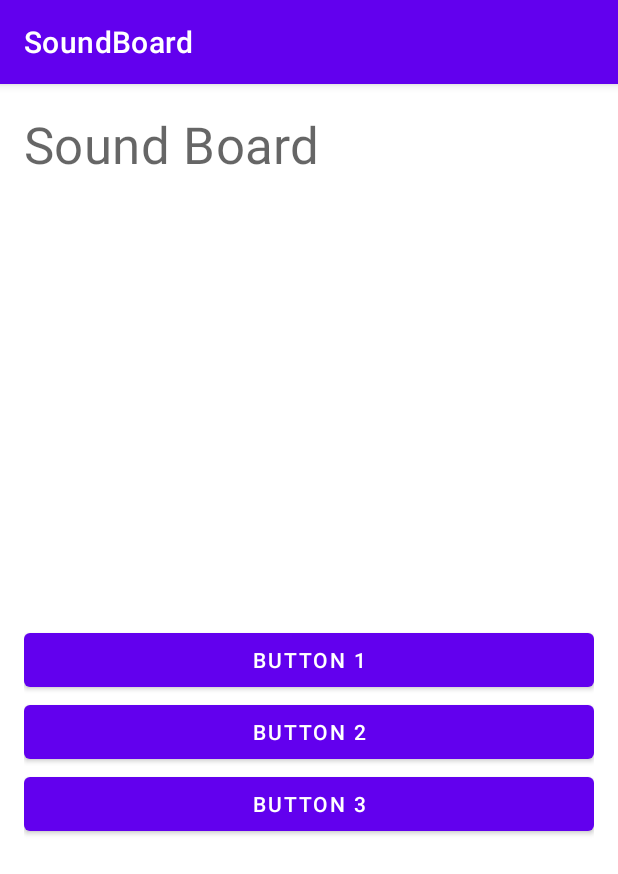
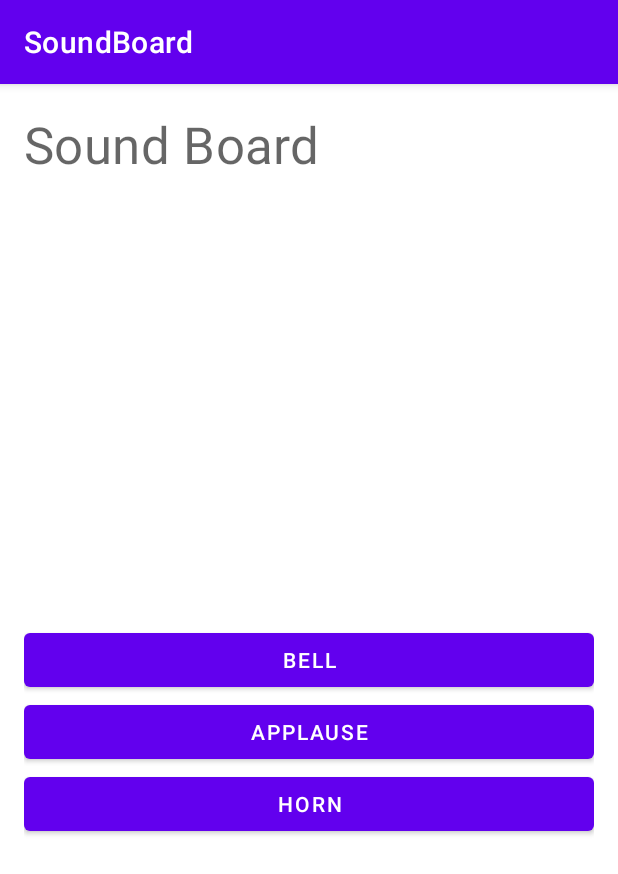
Before and after one commit to EFernandez19/SoundBoard, an Android app: the screen it shows after launch (MainActivity), on a phone screen of 412 x 824 dp. Shown: the top 874 px of the screen. Run offline under Robolectric (Android 15) with nearby library versions, the phone set to English and light mode, and no system bars.

Commit message:
Updated test on buttons

```diff
--- a/app/src/main/res/layout/activity_main.xml
+++ b/app/src/main/res/layout/activity_main.xml
@@ -20,7 +20,7 @@
         android:id="@+id/button_sound1"
         android:layout_width="0dp"
         android:layout_height="wrap_content"
-        android:text="@string/button_1"
+        android:text="@string/bell"
         android:gravity="center"
         app:layout_constraintTop_toTopOf="parent"
         app:layout_constraintBottom_toBottomOf="parent"
@@ -31,7 +31,7 @@
         android:id="@+id/button_sound2"
         android:layout_width="0dp"
         android:layout_height="wrap_content"
-        android:text="@string/button_2"
+        android:text="@string/applause"
         android:gravity="center"
         app:layout_constraintTop_toBottomOf="@id/button_sound1"
         app:layout_constraintStart_toStartOf="parent"
@@ -41,7 +41,7 @@
         android:id="@+id/button_sound3"
         android:layout_width="0dp"
         android:layout_height="wrap_content"
-        android:text="@string/button_3"
+        android:text="@string/horn"
         android:gravity="center"
         app:layout_constraintTop_toBottomOf="@id/button_sound2"
         app:layout_constraintStart_toStartOf="parent"
--- a/app/src/main/res/values/strings.xml
+++ b/app/src/main/res/values/strings.xml
@@ -4,4 +4,7 @@
     <string name="button_1">Button 1</string>
     <string name="button_2">Button 2</string>
     <string name="button_3">Button 3</string>
+    <string name="bell">Bell</string>
+    <string name="applause">Applause</string>
+    <string name="horn">Horn</string>
 </resources>
```
